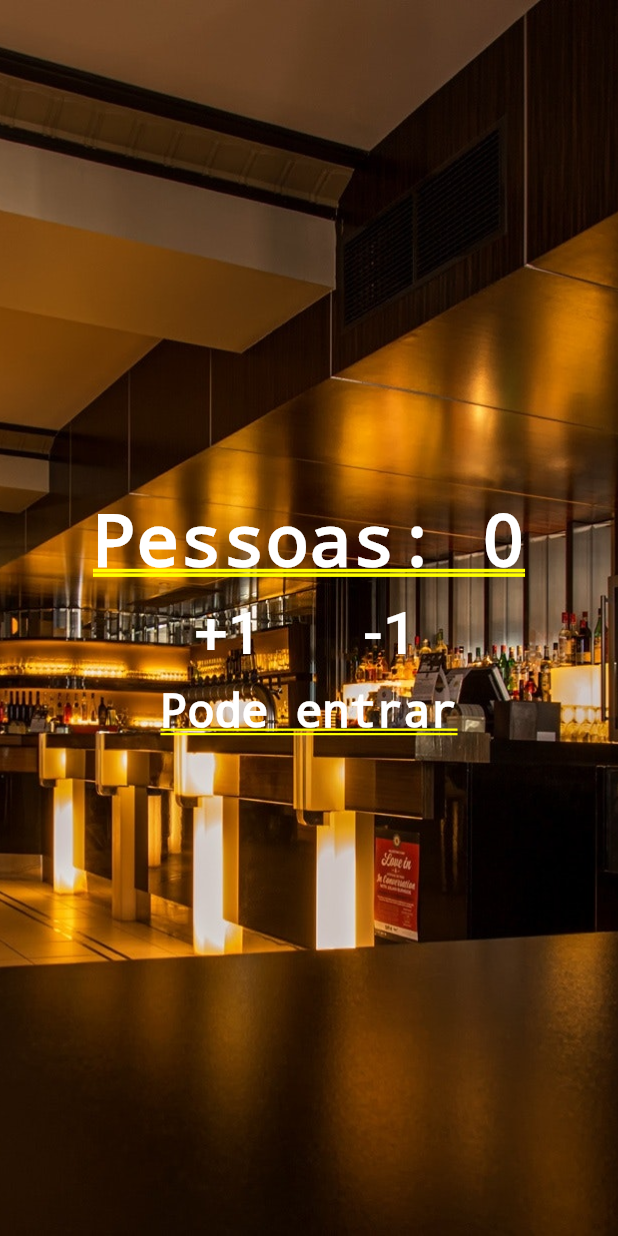
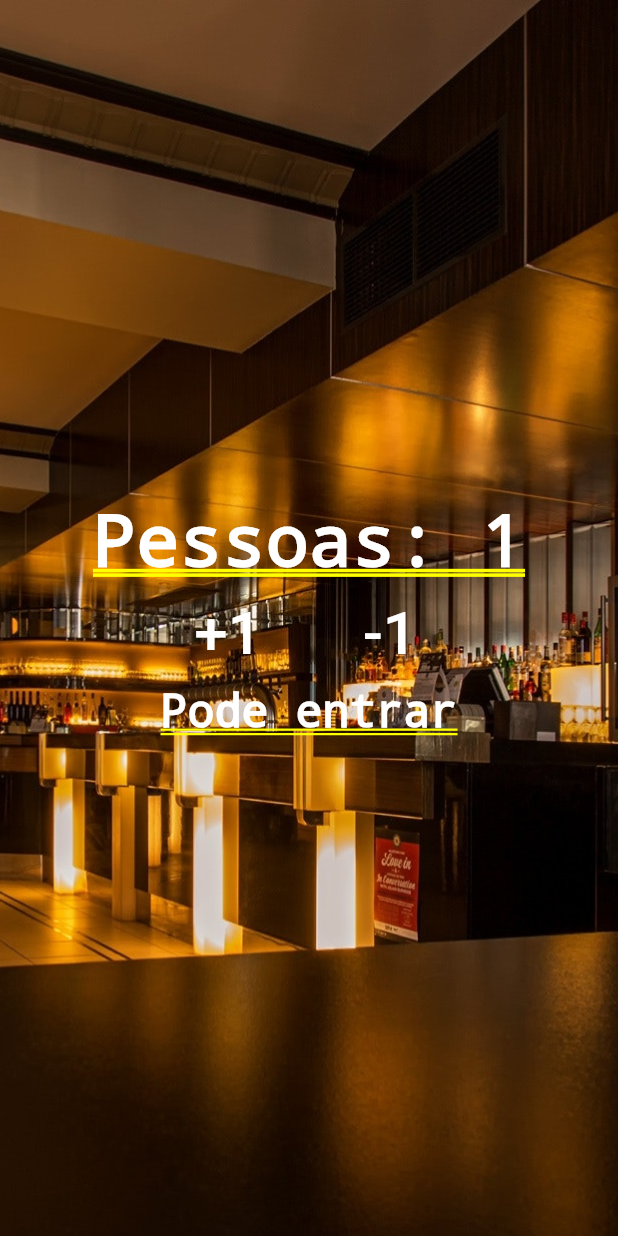
Before and after one commit to edumoreira1506/people-counter-flutter, a Flutter app: the screen it shows after launch, after a tap on "+1", on a phone screen of 412 x 824 dp. Run offline on Flutter 3.47's test engine with Material 2 defaults, Android fonts, the phone set to English and light mode, and no system bars.

Commit message:
Add counter to state

```diff
--- a/lib/main.dart
+++ b/lib/main.dart
@@ -1,4 +1,7 @@
 import 'package:flutter/material.dart';
 import 'src/presentation/screens/people_counter.dart';
 
-void main() => runApp(PeopleCounter());
+void main() => runApp(MaterialApp(
+  title: 'People Counter',
+  home: PeopleCounter()
+));
--- a/lib/src/presentation/screens/people_counter.dart
+++ b/lib/src/presentation/screens/people_counter.dart
@@ -4,12 +4,23 @@ import 'package:people_counter/src/presentation/widgets/button.dart';
 import 'package:people_counter/src/presentation/widgets/subtitle.dart';
 import 'package:people_counter/src/presentation/widgets/title.dart';
 
-class PeopleCounter extends StatelessWidget {
+class PeopleCounter extends StatefulWidget {
+  @override
+  _PeopleCounterState createState() => _PeopleCounterState();
+}
+
+class _PeopleCounterState extends State<PeopleCounter> {
+  int _people = 0;
+
+  void _changePeople(int delta) {
+    setState(() {
+      _people += delta;
+    });
+  }
+
   @override
   Widget build(BuildContext context) {
-    return MaterialApp(
-      title: 'People Counter',
-      home: Stack(
+    return Stack(
       children: <Widget>[
         Image.asset(
           'assets/images/restaurant.jpg',
@@ -19,17 +30,27 @@ class PeopleCounter extends StatelessWidget {
         Column(
           mainAxisAlignment: MainAxisAlignment.center,
           children: <Widget>[
-              AppTitle(),
+            AppTitle(amountOfPeople: _people),
             Row(
               mainAxisAlignment: MainAxisAlignment.center,
               children: <Widget>[
                 Padding(
                   padding: EdgeInsets.all(10),
-                    child: Button(text: '+1', onPress: () => {}),
+                  child: Button(
+                    text: '+1',
+                    onPressed: () {
+                      _changePeople(1);
+                    }
+                  ),
                 ),
                 Padding(
                   padding: EdgeInsets.all(10),
-                    child: Button(text: '-1', onPress: () => {}),
+                  child: Button(
+                    text: '-1',
+                    onPressed: () {
+                      _changePeople(-1);
+                    }
+                  ),
                 ),
               ]
             ),
@@ -37,7 +58,6 @@ class PeopleCounter extends StatelessWidget {
           ]
         )
       ]
-      )
     );
   }
 }
--- a/lib/src/presentation/widgets/button.dart
+++ b/lib/src/presentation/widgets/button.dart
@@ -3,18 +3,18 @@ import 'package:flutter/widgets.dart';
 
 class Button extends StatelessWidget {
   final String text;
-  final void Function() onPress;
+  final void Function() onPressed;
 
   Button({
     @required this.text,
-    @required this.onPress
+    @required this.onPressed
   });
 
   @override
   Widget build(BuildContext context) {
     return FlatButton(
       child: Text(this.text, style: TextStyle(fontSize: 40, color: Colors.white)),
-      onPressed: this.onPress,
+      onPressed: this.onPressed,
     );
   }
 }
--- a/lib/src/presentation/widgets/title.dart
+++ b/lib/src/presentation/widgets/title.dart
@@ -2,8 +2,14 @@ import 'package:flutter/material.dart';
 import 'package:flutter/widgets.dart';
 
 class AppTitle extends StatelessWidget {
+  final int amountOfPeople;
+
+  AppTitle({
+    @required this.amountOfPeople
+  });
+
   @override
   Widget build(BuildContext context) {
-    return Text('Pessoas: 0', style: TextStyle(color: Colors.white, fontWeight: FontWeight.bold));
+    return Text("Pessoas: $amountOfPeople", style: TextStyle(color: Colors.white, fontWeight: FontWeight.bold));
   }
 }
```
Lines whose indentation alone changed are shown as unchanged.
